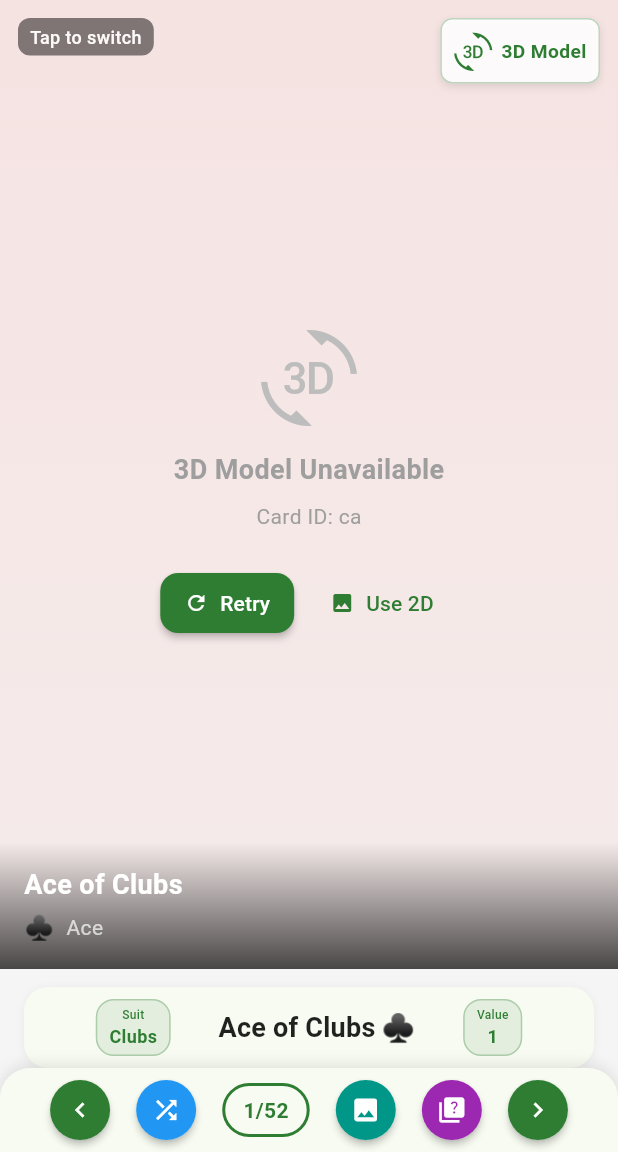
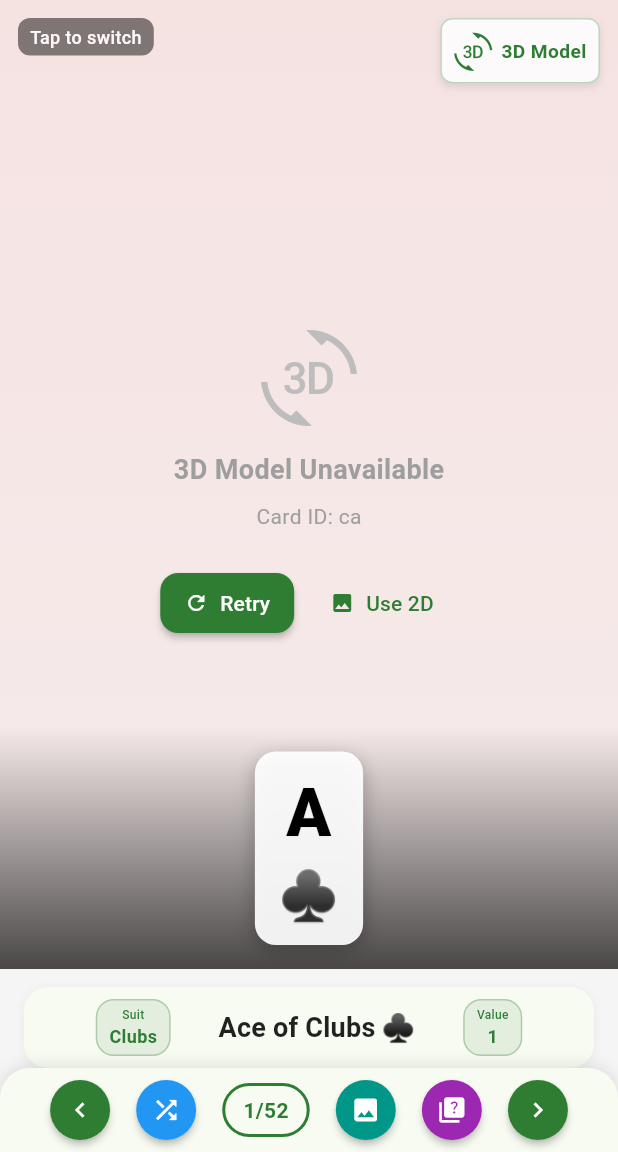
Before and after one commit to RyosukeMondo/deck_of_card_memo, a Flutter app: the screen it shows after launch, item 3 of the bottom bar chosen, on a phone screen of 412 x 824 dp, the part 84-1236 px from its top. Run offline on Flutter 3.47's test engine with Material 3 defaults, Android fonts, the phone set to English and light mode, and no system bars; our stand-ins replace flutter_riverpod, go_router; missing offline and left inert: flutter_3d_controller.

Commit message:
feature: show number and suit

```diff
--- a/lib/presentation/widgets/card_display_widget.dart
+++ b/lib/presentation/widgets/card_display_widget.dart
@@ -128,41 +128,61 @@ class CardDisplayWidget extends ConsumerWidget {
                         ],
                       ),
                     ),
+                    child: Builder(
+                      builder: (context) {
+                        final suitColor = AppTheme.getSuitColor(currentCard.suit.code);
+                        // Light "zabuton" pad to ensure contrast on dark backgrounds
+                        final Color padColor = Colors.white.withOpacity(0.92);
+
+                        return Align(
+                          alignment: Alignment.center,
+                          child: Container(
+                            padding: const EdgeInsets.symmetric(horizontal: 16, vertical: 10),
+                            decoration: BoxDecoration(
+                              color: padColor,
+                              borderRadius: BorderRadius.circular(14),
+                              boxShadow: [
+                                BoxShadow(
+                                  color: Colors.black.withOpacity(0.25),
+                                  blurRadius: 10,
+                                  offset: const Offset(0, 4),
+                                ),
+                              ],
+                            ),
                             child: Column(
-                      crossAxisAlignment: CrossAxisAlignment.start,
+                              crossAxisAlignment: CrossAxisAlignment.center,
                               mainAxisSize: MainAxisSize.min,
                               children: [
                                 Text(
-                          currentCard.displayName,
-                          style: const TextStyle(
-                            color: Colors.white,
-                            fontSize: 18,
-                            fontWeight: FontWeight.bold,
+                                  currentCard.rank.code,
+                                  textAlign: TextAlign.center,
+                                  style: TextStyle(
+                                    color: suitColor,
+                                    fontSize: 44,
+                                    fontWeight: FontWeight.w900,
+                                    letterSpacing: 0.5,
+                                    shadows: const [
+                                      Shadow(blurRadius: 0.5, color: Colors.black12, offset: Offset(0, 0.5)),
+                                    ],
                                   ),
                                 ),
-                        const SizedBox(height: 4),
-                        Row(
-                          children: [
                                 Text(
                                   currentCard.suit.symbol,
+                                  textAlign: TextAlign.center,
                                   style: TextStyle(
-                                color: AppTheme.getSuitColor(
-                                    currentCard.suit.code),
-                                fontSize: 16,
-                                fontWeight: FontWeight.bold,
-                              ),
-                            ),
-                            const SizedBox(width: 8),
-                            Text(
-                              currentCard.rank.name,
-                              style: const TextStyle(
-                                color: Colors.white70,
-                                fontSize: 14,
+                                    color: suitColor.withOpacity(0.9),
+                                    fontSize: 32,
+                                    fontWeight: FontWeight.w800,
+                                    shadows: const [
+                                      Shadow(blurRadius: 0.5, color: Colors.black12, offset: Offset(0, 0.5)),
+                                    ],
                                   ),
                                 ),
                               ],
                             ),
-                      ],
+                          ),
+                        );
+                      },
                     ),
                   ),
                 ),
```
Lines whose indentation alone changed are shown as unchanged.
